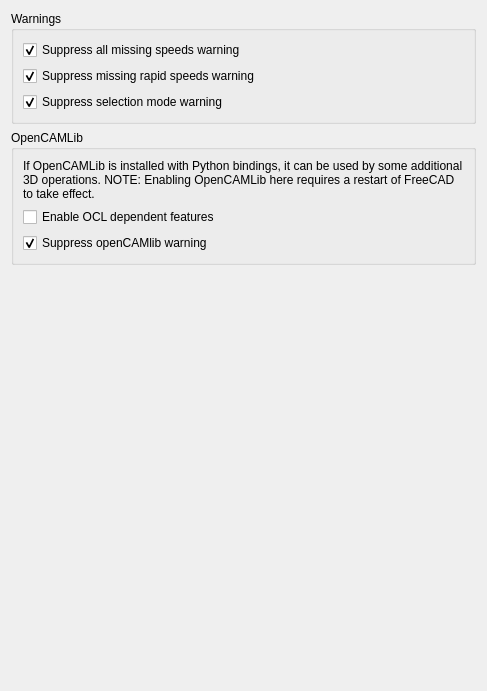
The window that src/Mod/CAM/Gui/Resources/preferences/Advanced.ui (Connor9220/FreeCAD) describes before a commit, drawn with Qt 5.
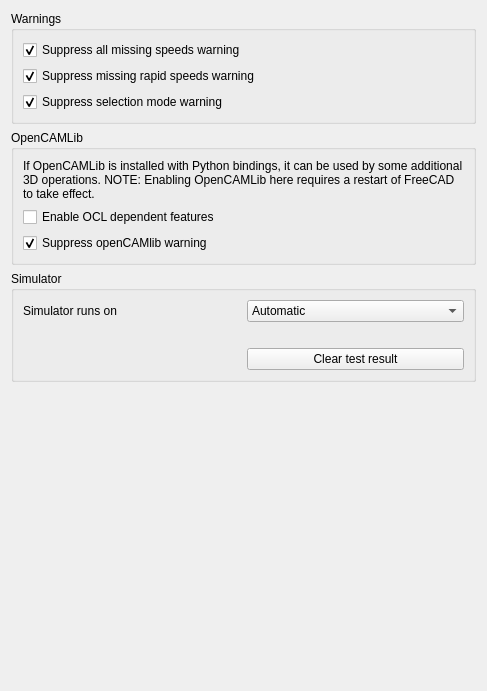
The same window after the commit. Custom widgets are drawn as their Qt base class.

Commit message: CAM: Simulator: stops at each strike on the workholding or stock, on the graphics card too, its readouts readable over light and dark backgrounds

Patch:
```diff
--- a/src/Mod/CAM/Gui/Resources/preferences/Advanced.ui
+++ b/src/Mod/CAM/Gui/Resources/preferences/Advanced.ui
@@ -137,6 +137,61 @@
      </layout>
     </widget>
    </item>
+   <item>
+    <widget class="QGroupBox" name="groupBoxSimulator">
+     <property name="title">
+      <string>Simulator</string>
+     </property>
+     <layout class="QGridLayout" name="gridLayoutSimulator">
+      <item row="0" column="0">
+       <widget class="QLabel" name="labelSimulatorRunsOn">
+        <property name="text">
+         <string>Simulator runs on</string>
+        </property>
+       </widget>
+      </item>
+      <item row="0" column="1">
+       <widget class="QComboBox" name="SimulatorRunsOn">
+        <property name="toolTip">
+         <string>Where the simulator cuts its stock and looks for collisions. Automatic tests both on this computer once, the first time the simulator starts, and for each job uses whichever is faster, the graphics card only when the job's stock fits in its memory. Takes effect the next time the simulator starts.</string>
+        </property>
+        <item>
+         <property name="text">
+          <string>Automatic</string>
+         </property>
+        </item>
+        <item>
+         <property name="text">
+          <string>Processor</string>
+         </property>
+        </item>
+        <item>
+         <property name="text">
+          <string>Graphics card</string>
+         </property>
+        </item>
+       </widget>
+      </item>
+      <item row="1" column="0" colspan="2">
+       <widget class="QLabel" name="SimulatorAutoNote">
+        <property name="wordWrap">
+         <bool>true</bool>
+        </property>
+       </widget>
+      </item>
+      <item row="2" column="1">
+       <widget class="QPushButton" name="SimulatorClearTest">
+        <property name="toolTip">
+         <string>Forget the test of this computer: Automatic tests it again the next time the simulator starts</string>
+        </property>
+        <property name="text">
+         <string>Clear test result</string>
+        </property>
+       </widget>
+      </item>
+     </layout>
+    </widget>
+   </item>
    <item>
     <spacer name="verticalSpacer">
      <property name="orientation">
```
The commit also changes 15 other files.
